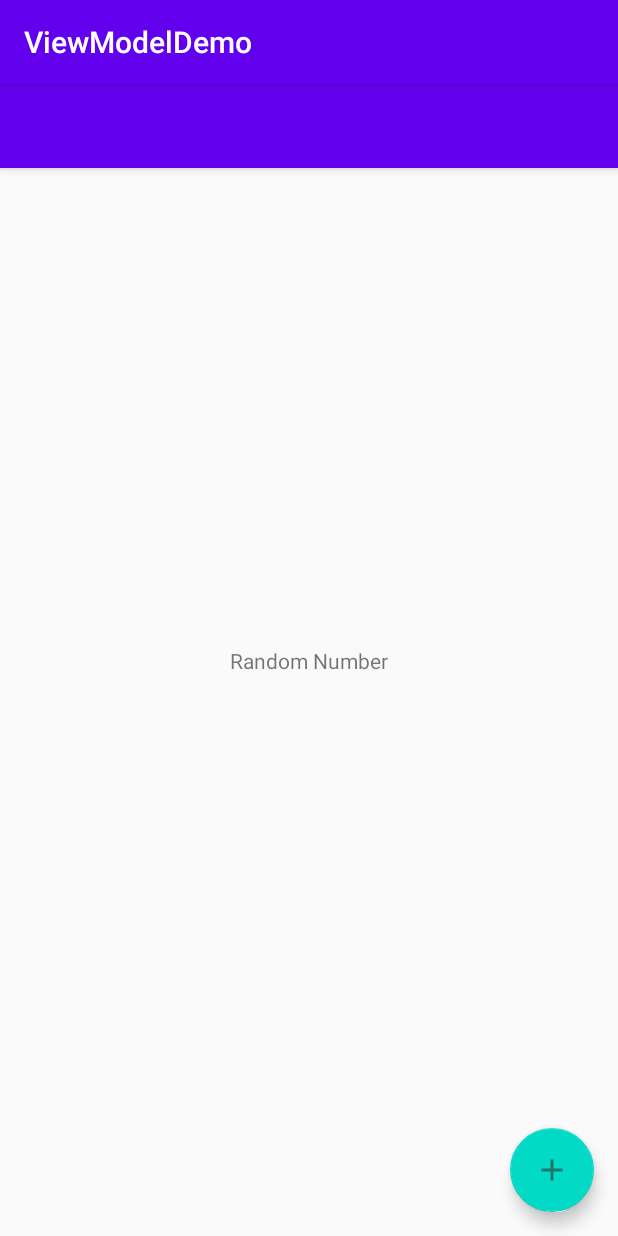
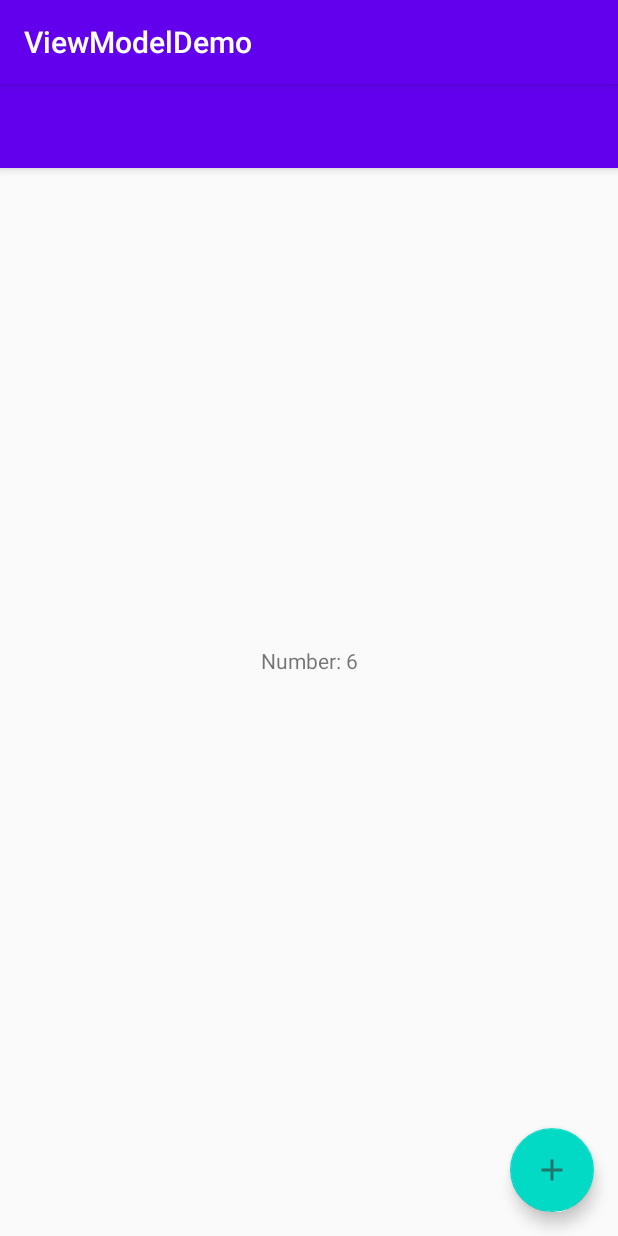
Before and after one commit to JoelKanyi/ViewModel_LiveData_Demo, an Android app: the screen it shows after launch (MainActivity), on a phone screen of 412 x 824 dp. Run offline under Robolectric (Android 15) with nearby library versions, the phone set to English and light mode, and no system bars.

Commit message:
added the random number generator

```diff
--- a/app/src/main/java/com/kanyideveloper/viewmodeldemo/MainActivity.java
+++ b/app/src/main/java/com/kanyideveloper/viewmodeldemo/MainActivity.java
@@ -3,12 +3,28 @@ package com.kanyideveloper.viewmodeldemo;
 import androidx.appcompat.app.AppCompatActivity;
 
 import android.os.Bundle;
+import android.util.Log;
+import android.widget.TextView;
+
+import com.google.android.material.floatingactionbutton.FloatingActionButton;
 
 public class MainActivity extends AppCompatActivity {
+
+    private static final String TAG = "MainActivity";
 
     @Override
     protected void onCreate(Bundle savedInstanceState) {
         super.onCreate(savedInstanceState);
         setContentView(R.layout.activity_main);
+
+        FloatingActionButton fab = findViewById(R.id.fab);
+        TextView tvNum = findViewById(R.id.tv_num);
+
+        MainActivityNumberGenerator mainActivityNumberGenerator = new MainActivityNumberGenerator();
+
+        String myRandomNum = mainActivityNumberGenerator.getRandomNumber();
+        tvNum.setText(myRandomNum);
+
+        Log.d(TAG, "onCreate: Random number generated");
     }
 }
--- /dev/null
+++ b/app/src/main/java/com/kanyideveloper/viewmodeldemo/MainActivityNumberGenerator.java
@@ -0,0 +1,32 @@
+package com.kanyideveloper.viewmodeldemo;
+
+import android.util.Log;
+
+import java.util.Random;
+
+public class MainActivityNumberGenerator {
+
+    private static final String TAG = "MainActivityNumberGener";
+
+    private String randomNumber = null;
+
+
+    public String getRandomNumber(){
+        Log.i(TAG, "getRandomNumber: invoked");
+
+        if(randomNumber ==null){
+            createNumber();
+        }
+
+        Log.d(TAG, "getRandomNumber: "+randomNumber);
+        return randomNumber;
+    }
+
+
+    public void createNumber(){
+        Random random = new Random();
+
+        Log.i(TAG, "createNumber: invoked");
+        randomNumber = "Number: "+ (random.nextInt(10-1)-1);
+    }
+}
--- a/app/src/main/res/layout/activity_main.xml
+++ b/app/src/main/res/layout/activity_main.xml
@@ -27,6 +27,7 @@
             <include layout="@layout/content_main"/>
 
             <com.google.android.material.floatingactionbutton.FloatingActionButton
+                android:id="@+id/fab"
                 android:layout_width="wrap_content"
                 android:layout_height="wrap_content"
                 android:layout_marginEnd="16dp"
--- a/app/src/main/res/layout/content_main.xml
+++ b/app/src/main/res/layout/content_main.xml
@@ -8,7 +8,7 @@
 
 
     <TextView
-        android:id="@+id/textView"
+        android:id="@+id/tv_num"
         android:layout_width="0dp"
         android:layout_height="wrap_content"
         android:text="Random Number"
```
